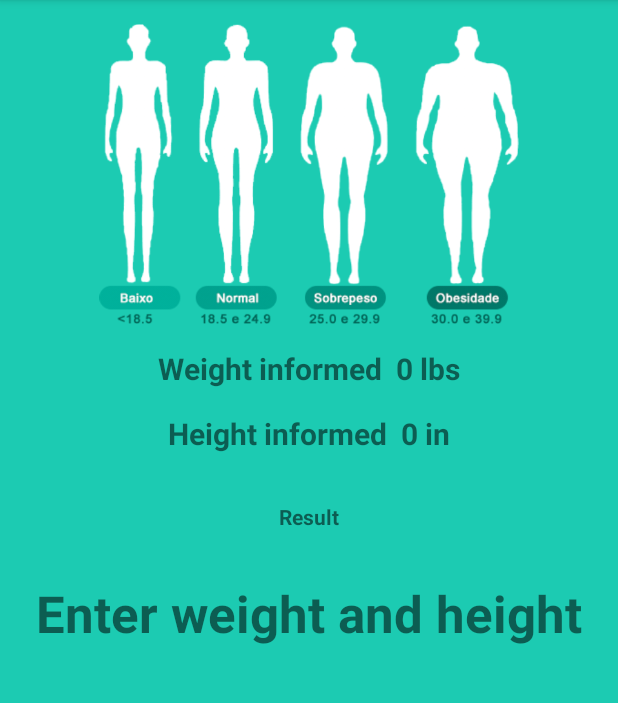
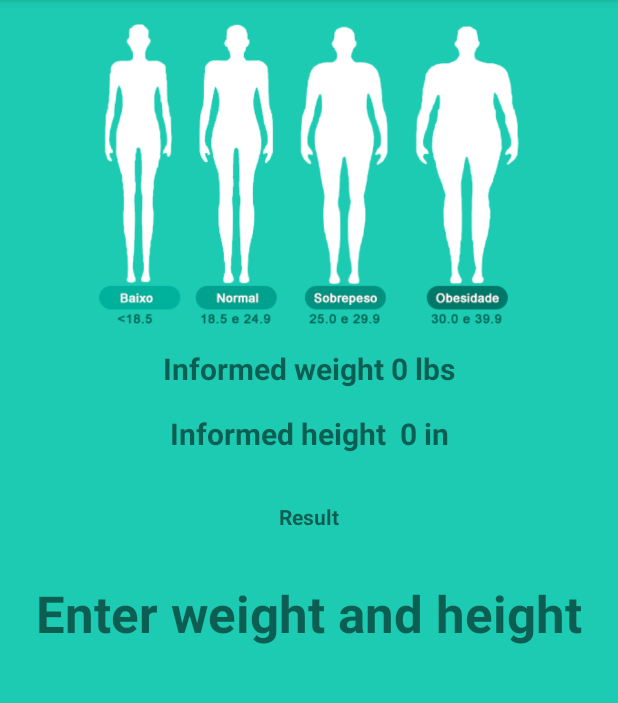
Before and after one commit to alxmart/BMICalculator, an Android app: the ResultadoActivity screen opened directly, with no data from a screen before it, on a phone screen of 412 x 824 dp, the part 84-787 px from its top. Run offline under Robolectric (Android 15) with nearby library versions, the phone set to English and light mode, and no system bars.

Commit message:
Changing text.

```diff
--- a/app/src/main/res/layout/activity_resultado.xml
+++ b/app/src/main/res/layout/activity_resultado.xml
@@ -24,7 +24,7 @@
         android:layout_width="wrap_content"
         android:layout_height="wrap_content"
         android:layout_marginTop="16dp"
-        android:text="Weight informed  0 lbs"
+        android:text="Informed weight 0 lbs"
         android:textSize="20sp"
         android:textStyle="bold"
         app:layout_constraintEnd_toEndOf="parent"
@@ -37,7 +37,7 @@
         android:layout_width="wrap_content"
         android:layout_height="wrap_content"
         android:layout_marginTop="16dp"
-        android:text="Height informed  0 in"
+        android:text="Informed height  0 in"
         android:textSize="20sp"
         android:textStyle="bold"
         app:layout_constraintEnd_toEndOf="parent"
```
